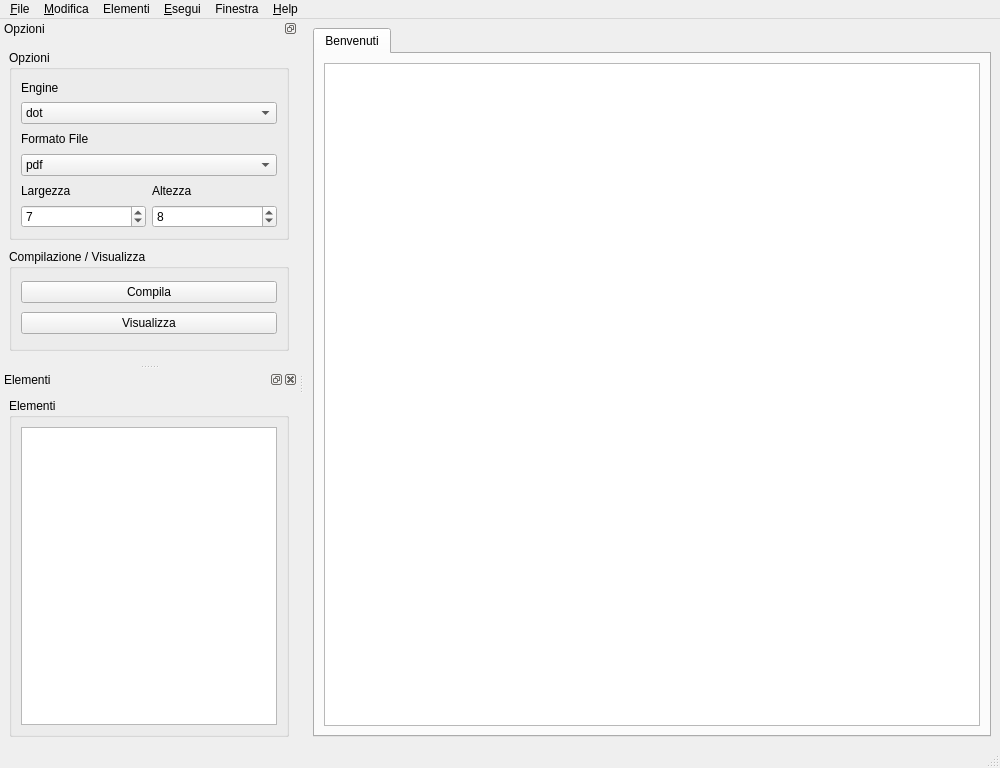
gmarkall/qdot, file ui/MainWin.ui: the form before one commit.
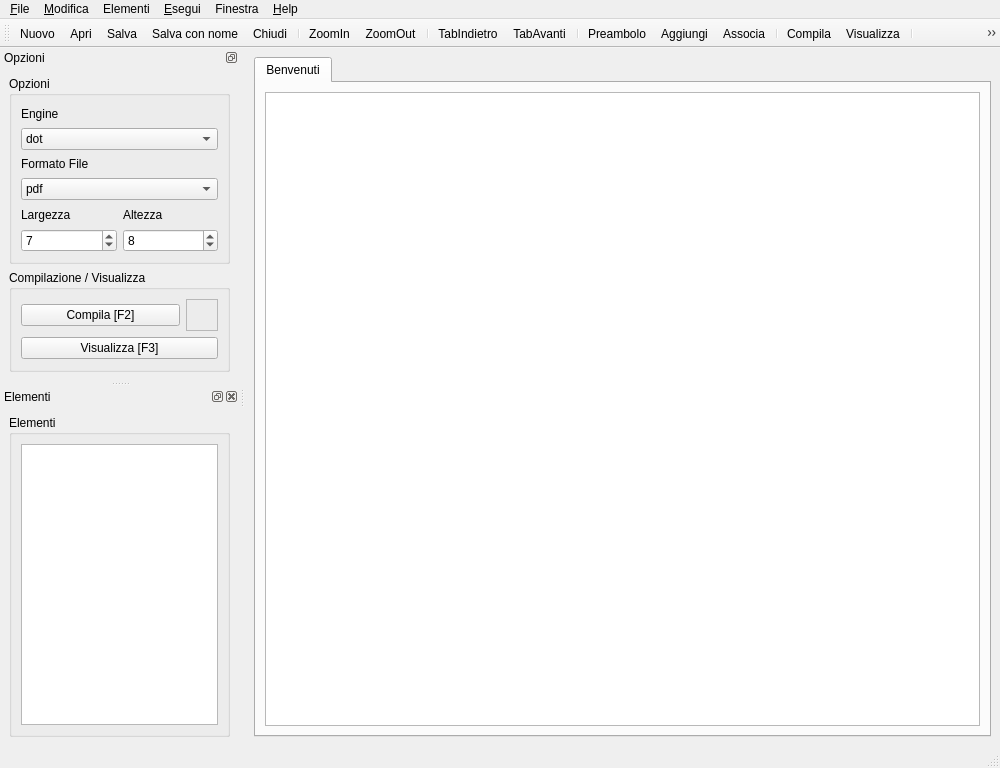
The form after the commit. Icons and pictures are not drawn. Custom widgets are drawn as their Qt base class.

The edit to the form file:
```diff
--- a/ui/MainWin.ui
+++ b/ui/MainWin.ui
@@ -42,7 +42,7 @@
 &lt;table border=&quot;0&quot; style=&quot;-qt-table-type: root; margin-top:18px; margin-bottom:18px; margin-left:18px; margin-right:18px;&quot;&gt;
 &lt;tr&gt;
 &lt;td style=&quot;border: none;&quot;&gt;
-&lt;p align=&quot;center&quot; style=&quot; margin-top:0px; margin-bottom:0px; margin-left:0px; margin-right:0px; -qt-block-indent:0; text-indent:0px;&quot;&gt;&lt;a href=&quot;http://www.mztech.info&quot;&gt;&lt;img src=&quot;:/images/logo&quot; /&gt;&lt;/a&gt;&lt;/p&gt;&lt;/td&gt;&lt;/tr&gt;&lt;/table&gt;&lt;/body&gt;&lt;/html&gt;</string>
+&lt;p align=&quot;center&quot; style=&quot; margin-top:0px; margin-bottom:0px; margin-left:0px; margin-right:0px; -qt-block-indent:0; text-indent:0px;&quot;&gt;&lt;img src=&quot;:/images/logo&quot; /&gt;&lt;/p&gt;&lt;/td&gt;&lt;/tr&gt;&lt;/table&gt;&lt;/body&gt;&lt;/html&gt;</string>
           </property>
           <property name="autoFormatting">
            <set>QTextEdit::AutoAll</set>
@@ -127,22 +127,10 @@
   </widget>
   <widget class="QStatusBar" name="statusbar"/>
   <widget class="QDockWidget" name="dock1">
-   <property name="sizePolicy">
-    <sizepolicy hsizetype="Preferred" vsizetype="MinimumExpanding">
-     <horstretch>0</horstretch>
-     <verstretch>0</verstretch>
-    </sizepolicy>
-   </property>
-   <property name="minimumSize">
-    <size>
-     <width>188</width>
-     <height>343</height>
-    </size>
-   </property>
    <property name="maximumSize">
     <size>
-     <width>524287</width>
-     <height>345</height>
+     <width>239</width>
+     <height>333</height>
     </size>
    </property>
    <property name="allowedAreas">
@@ -299,14 +287,46 @@
         <item row="0" column="0">
          <widget class="QPushButton" name="btnCompile">
           <property name="text">
-           <string>Compila</string>
+           <string>Compila [F2]</string>
           </property>
          </widget>
         </item>
-        <item row="1" column="0">
+        <item row="0" column="1">
+         <widget class="LedFrame" name="ledFrame">
+          <property name="sizePolicy">
+           <sizepolicy hsizetype="Preferred" vsizetype="Fixed">
+            <horstretch>0</horstretch>
+            <verstretch>0</verstretch>
+           </sizepolicy>
+          </property>
+          <property name="minimumSize">
+           <size>
+            <width>32</width>
+            <height>32</height>
+           </size>
+          </property>
+          <property name="maximumSize">
+           <size>
+            <width>32</width>
+            <height>32</height>
+           </size>
+          </property>
+          <property name="frameShape">
+           <enum>QFrame::StyledPanel</enum>
+          </property>
+          <property name="frameShadow">
+           <enum>QFrame::Raised</enum>
+          </property>
+         </widget>
+        </item>
+        <item row="1" column="0" colspan="2">
          <widget class="QPushButton" name="btnView">
           <property name="text">
-           <string>Visualizza</string>
+           <string>Visualizza [F3]</string>
+          </property>
+          <property name="icon">
+           <iconset resource="../resource.qrc">
+            <normaloff>:/images/images/view.png</normaloff>:/images/images/view.png</iconset>
           </property>
          </widget>
         </item>
@@ -356,6 +376,37 @@
     </layout>
    </widget>
   </widget>
+  <widget class="QToolBar" name="toolBar">
+   <property name="windowTitle">
+    <string>toolBar</string>
+   </property>
+   <attribute name="toolBarArea">
+    <enum>TopToolBarArea</enum>
+   </attribute>
+   <attribute name="toolBarBreak">
+    <bool>false</bool>
+   </attribute>
+   <addaction name="actionNew"/>
+   <addaction name="actionOpen"/>
+   <addaction name="actionSave"/>
+   <addaction name="actionSaveAs"/>
+   <addaction name="actionClose"/>
+   <addaction name="separator"/>
+   <addaction name="actionZoomIn"/>
+   <addaction name="actionZoomOut"/>
+   <addaction name="separator"/>
+   <addaction name="actPrevTab"/>
+   <addaction name="actNextTab"/>
+   <addaction name="separator"/>
+   <addaction name="actionPreamble"/>
+   <addaction name="actAddElement"/>
+   <addaction name="actAssociateElement"/>
+   <addaction name="separator"/>
+   <addaction name="actionExec"/>
+   <addaction name="actionView"/>
+   <addaction name="separator"/>
+   <addaction name="actionSetGraphvizPath"/>
+  </widget>
   <action name="actionExit">
    <property name="text">
     <string>&amp;Esci</string>
@@ -495,6 +546,14 @@
    </property>
   </action>
  </widget>
+ <customwidgets>
+  <customwidget>
+   <class>LedFrame</class>
+   <extends>QFrame</extends>
+   <header location="global">LedFrame.h</header>
+   <container>1</container>
+  </customwidget>
+ </customwidgets>
  <tabstops>
   <tabstop>cmbEngine</tabstop>
   <tabstop>cmbDestType</tabstop>
```
Left out of the diff: 72 changed lines with no effect on the pictures.
